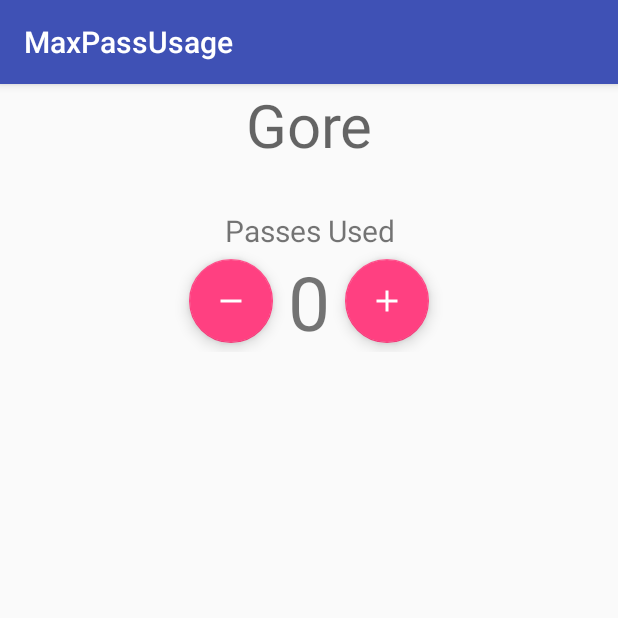
After one commit to dcalabrese22/MaxPassUsage, an Android app: the DetailActivity screen opened directly, with no data from a screen before it, on a phone screen of 412 x 824 dp, the top half of it. The commit adds this screen. Run offline under Robolectric (Android 15) with nearby library versions, the phone set to English and light mode, and no system bars.

Commit message:
created adapter for recyclerview and detail activity

```diff
--- a/app/build.gradle
+++ b/app/build.gradle
@@ -25,4 +25,7 @@ dependencies {
     testImplementation 'junit:junit:4.12'
     androidTestImplementation 'com.android.support.test:runner:1.0.1'
     androidTestImplementation 'com.android.support.test.espresso:espresso-core:3.0.1'
+
+    compile 'com.android.support:recyclerview-v7:26.1.0'
+    compile 'com.android.support:design:26.1.0'
 }
--- a/app/src/main/AndroidManifest.xml
+++ b/app/src/main/AndroidManifest.xml
@@ -17,6 +17,7 @@
                 <category android:name="android.intent.category.LAUNCHER" />
             </intent-filter>
         </activity>
+        <activity android:name=".DetailActivity"></activity>
     </application>
 
 </manifest>
--- /dev/null
+++ b/app/src/main/java/com/dcalabrese22/dan/maxpassusage/DetailActivity.java
@@ -0,0 +1,21 @@
+package com.dcalabrese22.dan.maxpassusage;
+
+import android.support.v7.app.AppCompatActivity;
+import android.os.Bundle;
+import android.widget.TextView;
+
+public class DetailActivity extends AppCompatActivity {
+
+    private TextView mHeader;
+
+    @Override
+    protected void onCreate(Bundle savedInstanceState) {
+        super.onCreate(savedInstanceState);
+        setContentView(R.layout.activity_detail);
+        String name = getIntent().getStringExtra(MainActivity.EXTRA_SKI_AREA_NAME);
+        mHeader = findViewById(R.id.tv_ski_area_header);
+        mHeader.setText(name);
+    }
+
+
+}
--- a/app/src/main/java/com/dcalabrese22/dan/maxpassusage/database/DbHelper.java
+++ b/app/src/main/java/com/dcalabrese22/dan/maxpassusage/database/DbHelper.java
@@ -12,7 +12,7 @@ import android.util.Log;
 public class DbHelper extends SQLiteOpenHelper {
 
     public static final String DATABASE_NAME = "maxpassusage.db";
-    public static final int DATABASE_VERSION = 5;
+    public static final int DATABASE_VERSION = 6;
 
     public DbHelper(Context context) {
         super(context, DATABASE_NAME, null, DATABASE_VERSION);
@@ -23,7 +23,7 @@ public class DbHelper extends SQLiteOpenHelper {
         final String SQL_CREATE_SKI_AREA_TABLE =
                 "Create Table " + DbContract.SkiAreaEntry.SKI_AREA_TABLE + " (" +
                         DbContract.SkiAreaEntry._ID + " Integer Primary Key AutoIncrement, " +
-                        DbContract.SkiAreaEntry.SKI_AREA_COLUMN_NAME + " Text Not Null, " +
+                        DbContract.SkiAreaEntry.SKI_AREA_COLUMN_NAME + " Text Not Null Unique, " +
                         DbContract.SkiAreaEntry.SKI_AREA_COLUMN_LATITUDE + "  Real Not Null, " +
                         DbContract.SkiAreaEntry.SKI_AREA_COLUMN_LONGITUDE + " Real Not Null, " +
                         DbContract.SkiAreaEntry.SKI_AREA_COLUMN_TIMES_GONE + " Integer Not Null" +
--- /dev/null
+++ b/app/src/main/res/drawable/ic_add_white_24px.xml
@@ -0,0 +1,9 @@
+<vector xmlns:android="http://schemas.android.com/apk/res/android"
+        android:width="24dp"
+        android:height="24dp"
+        android:viewportWidth="24.0"
+        android:viewportHeight="24.0">
+    <path
+        android:pathData="M19,13h-6v6h-2v-6H5v-2h6V5h2v6h6v2z"
+        android:fillColor="#FFFFFF"/>
+</vector>
--- /dev/null
+++ b/app/src/main/res/drawable/ic_remove_white_24px.xml
@@ -0,0 +1,9 @@
+<vector xmlns:android="http://schemas.android.com/apk/res/android"
+        android:width="24dp"
+        android:height="24dp"
+        android:viewportWidth="24.0"
+        android:viewportHeight="24.0">
+    <path
+        android:pathData="M19,13H5v-2h14v2z"
+        android:fillColor="#FFFFFF"/>
+</vector>
--- /dev/null
+++ b/app/src/main/res/layout/activity_detail.xml
@@ -0,0 +1,61 @@
+<?xml version="1.0" encoding="utf-8"?>
+<RelativeLayout
+    xmlns:android="http://schemas.android.com/apk/res/android"
+    xmlns:app="http://schemas.android.com/apk/res-auto"
+    xmlns:tools="http://schemas.android.com/tools"
+    android:layout_width="match_parent"
+    android:layout_height="match_parent"
+    tools:context="com.dcalabrese22.dan.maxpassusage.DetailActivity">
+
+    <TextView
+        android:layout_width="match_parent"
+        android:layout_height="wrap_content"
+        android:textSize="40sp"
+        android:layout_alignParentTop="true"
+        android:layout_centerHorizontal="true"
+        android:gravity="center_horizontal"
+        android:hint="Gore"
+        android:layout_marginBottom="30dp"
+        android:id="@+id/tv_ski_area_header"/>
+
+    <TextView
+        android:layout_width="match_parent"
+        android:layout_height="wrap_content"
+        android:textSize="20sp"
+        android:text="@string/times_used"
+        android:layout_below="@id/tv_ski_area_header"
+        android:gravity="center_horizontal"
+        android:id="@+id/tv_passes_used_text"/>
+
+    <LinearLayout
+        android:layout_width="match_parent"
+        android:layout_height="wrap_content"
+        android:gravity="center_horizontal"
+        android:layout_below="@id/tv_passes_used_text">
+
+        <android.support.design.widget.FloatingActionButton
+            android:layout_width="wrap_content"
+            android:layout_height="wrap_content"
+            android:layout_gravity="center_vertical"
+            android:src="@drawable/ic_remove_white_24px"
+            android:layout_marginEnd="10dp" />
+
+        <TextView
+            android:layout_width="wrap_content"
+            android:layout_height="wrap_content"
+            android:textSize="50sp"
+            android:layout_gravity="center_vertical"
+            android:text="0"
+            android:id="@+id/tv_passes_used"/>
+
+        <android.support.design.widget.FloatingActionButton
+            android:layout_width="wrap_content"
+            android:layout_height="wrap_content"
+            android:layout_gravity="center_vertical"
+            android:src="@drawable/ic_add_white_24px"
+            android:layout_marginStart="10dp" />
+
+
+    </LinearLayout>
+
+</RelativeLayout>
--- a/app/src/main/res/values/strings.xml
+++ b/app/src/main/res/values/strings.xml
@@ -1,3 +1,4 @@
 <resources>
     <string name="app_name">MaxPassUsage</string>
+    <string name="times_used">Passes Used</string>
 </resources>
```
Also changed, not shown: app/src/main/java/com/dcalabrese22/dan/maxpassusage/MainActivity.java (+37 -5 lines), app/src/main/java/com/dcalabrese22/dan/maxpassusage/ResortsBuilder.java (+4 -9 lines), app/src/main/java/com/dcalabrese22/dan/maxpassusage/SkiAreaAdapter.java (added, +87 -0 lines), app/src/main/java/com/dcalabrese22/dan/maxpassusage/SkiAreaClickHandler.java (added, +10 -0 lines), app/src/main/res/drawable/round_button.xml (added, +11 -0 lines), app/src/main/res/layout/activity_main.xml (+12 -9 lines), app/src/main/res/layout/ski_area.xml (added, +15 -0 lines).
